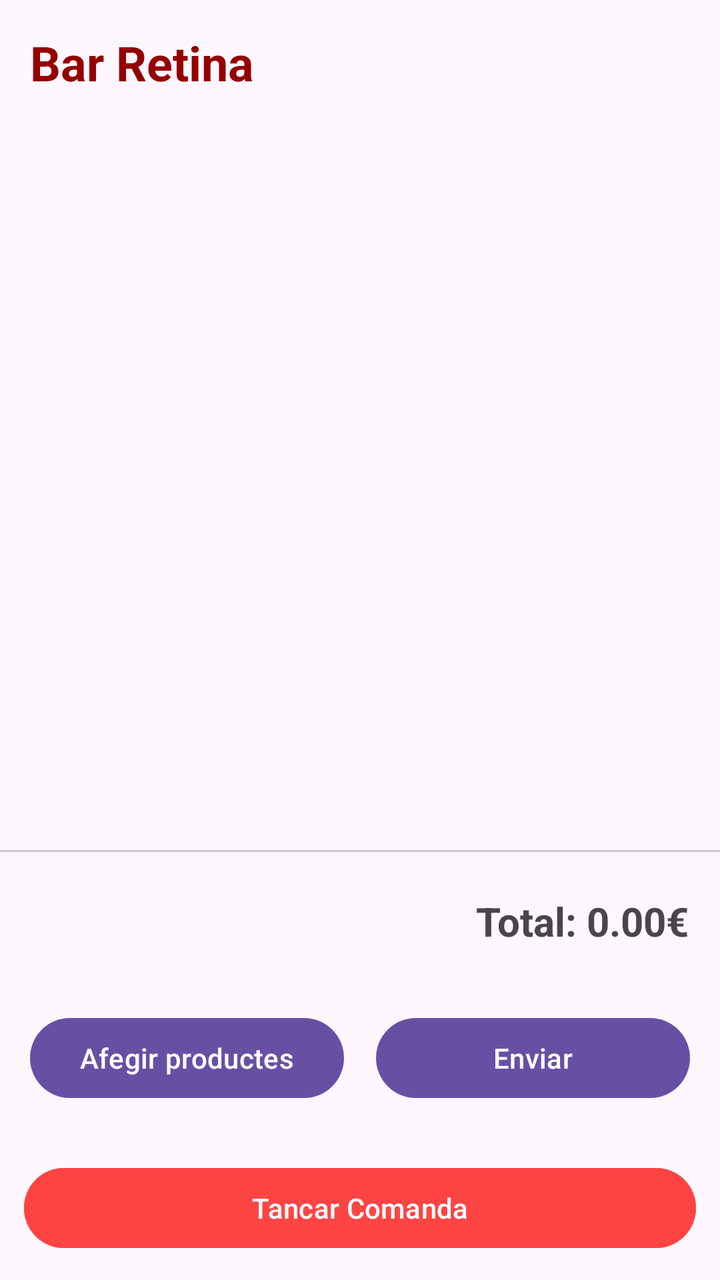
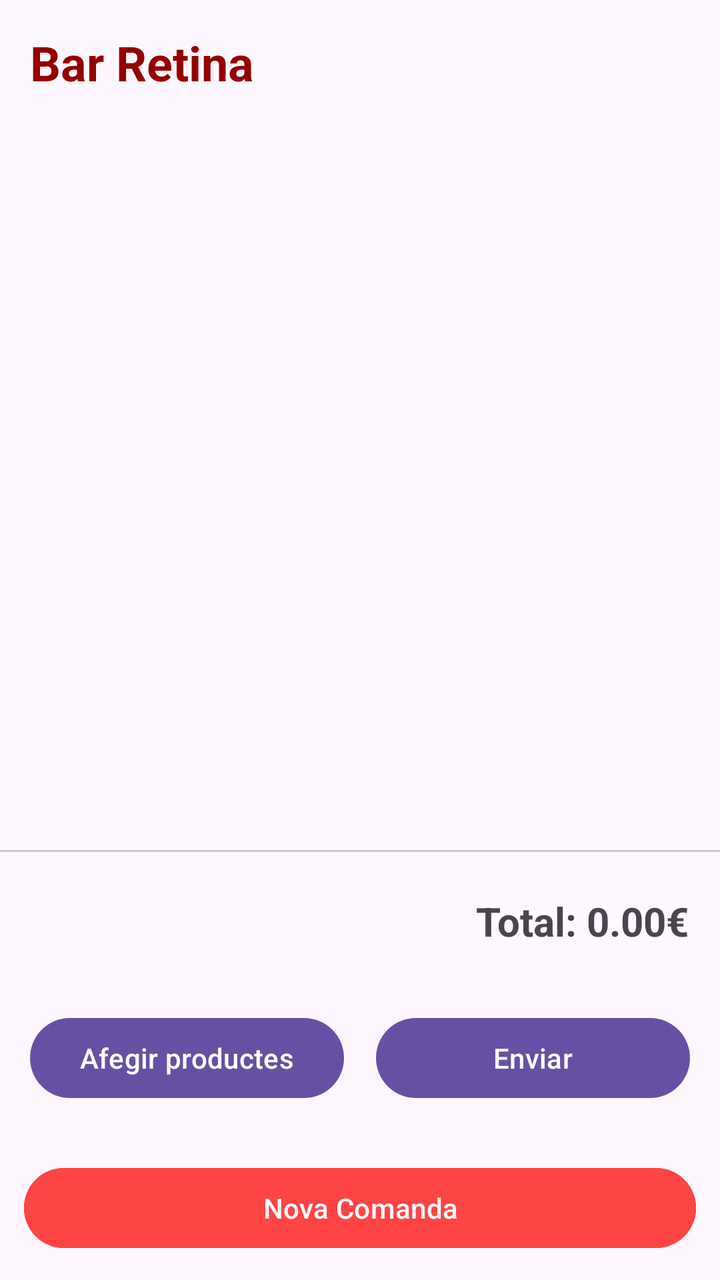

Before-and-after screenshots of an Android layout around one commit, followed by the original layout XML and the change that was made.
<!-- AndroidManifest.xml: application theme Theme.BarRetinaAPP -->
<!-- res/layout/activity_order.xml -->
<?xml version="1.0" encoding="utf-8"?>
<LinearLayout xmlns:android="http://schemas.android.com/apk/res/android"
    xmlns:app="http://schemas.android.com/apk/res-auto"
    xmlns:tools="http://schemas.android.com/tools"
    android:id="@+id/main"
    android:layout_width="match_parent"
    android:layout_height="match_parent"
    tools:context=".OrderActivity"
    android:orientation="vertical">

    <LinearLayout
        android:layout_width="match_parent"
        android:layout_height="64dp">

        <TextView
            android:id="@+id/textView"
            android:layout_width="0dp"
            android:layout_height="match_parent"
            android:layout_weight="1"
            android:text="@string/bar_retina_title"
            android:textSize="24sp"
            android:textStyle="bold"
            android:textColor="#940000"
            android:padding="15dp"/>
    </LinearLayout>

    <androidx.recyclerview.widget.RecyclerView
        android:id="@+id/orderRecycler"
        android:layout_width="match_parent"
        android:layout_height="0dp"
        android:layout_weight="1"/>

    <View
        android:layout_width="match_parent"
        android:layout_height="1dp"
        android:background="#CCC"
        android:layout_marginTop="5dp"
        android:layout_marginBottom="5dp"/>

    <TextView
        android:id="@+id/totalAmount"
        android:layout_width="match_parent"
        android:text="Total: 0.00€"
        android:layout_height="wrap_content"
        android:padding="16dp"
        android:gravity="end"
        android:textStyle="bold"
        android:textSize="20dp"/>

    <LinearLayout
        android:layout_width="match_parent"
        android:layout_height="wrap_content"
        android:orientation="horizontal"
        android:gravity="center"
        android:padding="15dp">

        <Button
            android:id="@+id/addMoreButton"
            android:text="Afegir productes"
            android:layout_width="0dp"
            android:layout_height="wrap_content"
            android:layout_weight="1"
            />

        <Space
            android:layout_width="16dp"
            android:layout_height="wrap_content" />

        <Button
            android:id="@+id/sendButton"
            android:text="Enviar"
            android:layout_width="0dp"
            android:layout_height="wrap_content"
            android:layout_weight="1"/>
    </LinearLayout>

    <Button
        android:id="@+id/closeOrderButton"
        android:layout_width="match_parent"
        android:layout_height="wrap_content"
        android:text="Tancar Comanda"
        android:backgroundTint="@android:color/holo_red_light"
        android:textColor="@android:color/white"
        android:layout_margin="12dp"
        android:layout_marginTop="0dp"/>

</LinearLayout>
<!-- resources referenced by this layout -->
<resources>
  <string name="bar_retina_title">Bar Retina</string>
  <style name="Theme.BarRetinaAPP" parent="Base.Theme.BarRetinaAPP" />
  <style name="Base.Theme.BarRetinaAPP" parent="Theme.Material3.DayNight.NoActionBar">
          
          
      </style>
</resources>

<!-- the commit's change to res/layout/activity_order.xml (unified diff, before → after) -->
@@ -78,10 +78,10 @@
         android:id="@+id/closeOrderButton"
         android:layout_width="match_parent"
         android:layout_height="wrap_content"
-        android:text="Tancar Comanda"
+        android:layout_margin="12dp"
+        android:layout_marginTop="0dp"
         android:backgroundTint="@android:color/holo_red_light"
-        android:textColor="@android:color/white"
-        android:layout_margin="12dp"
-        android:layout_marginTop="0dp"/>
+        android:text="Nova Comanda"
+        android:textColor="@android:color/white" />
 
 </LinearLayout>
